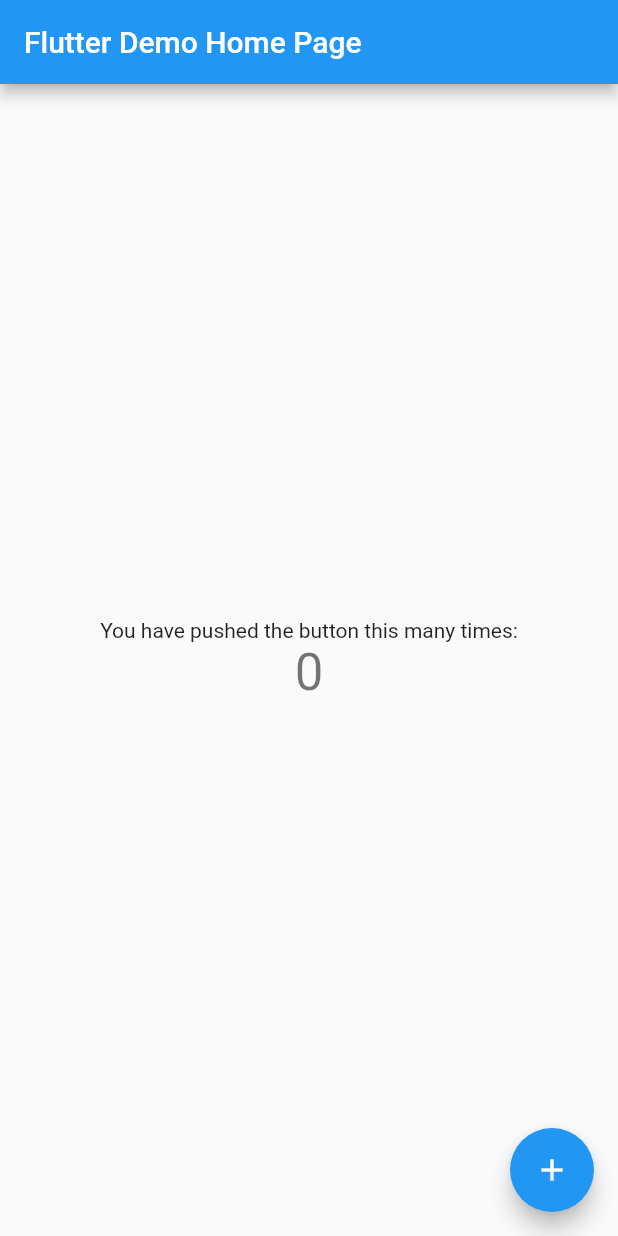
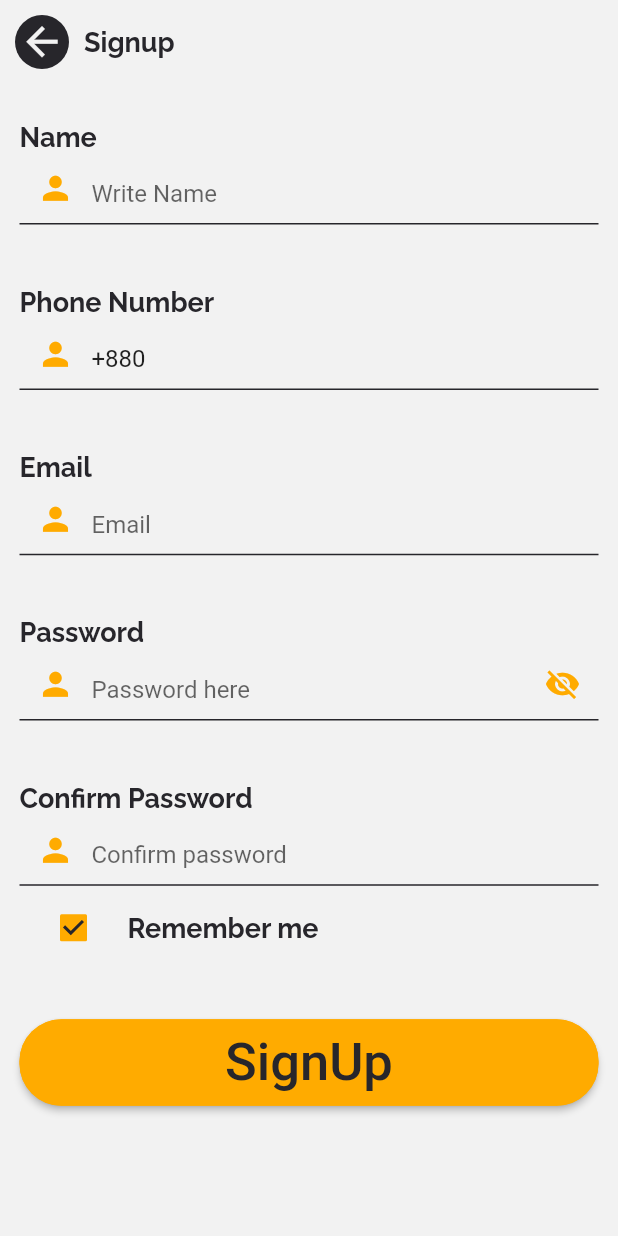
Before and after one commit to hridoycse197/druto_shop-new, a Flutter app: the screen it shows after launch, on a phone screen of 412 x 824 dp. Run offline on Flutter 3.47's test engine with Material 2 defaults, Android fonts, the light colour scheme and no system bars; our stand-ins replace get, google_fonts.

Commit message:
sign Up Page

```diff
--- a/lib/main.dart
+++ b/lib/main.dart
@@ -1,6 +1,10 @@
+import 'package:druto_shop/pages/auth_pages/signup.dart';
+import 'package:druto_shop/routes/allcontrollerbinding.dart';
 import 'package:flutter/material.dart';
+import 'package:get/get.dart';
 
 void main() {
+  AllControllerBinding().dependencies();
   runApp(const MyApp());
 }
 
@@ -10,106 +14,10 @@
   // This widget is the root of your application.
   @override
   Widget build(BuildContext context) {
-    return MaterialApp(
-      title: 'Flutter Demo',
-      theme: ThemeData(
-        // This is the theme of your application.
-        //
-        // Try running your application with "flutter run". You'll see the
-        // application has a blue toolbar. Then, without quitting the app, try
-        // changing the primarySwatch below to Colors.green and then invoke
-        // "hot reload" (press "r" in the console where you ran "flutter run",
-        // or simply save your changes to "hot reload" in a Flutter IDE).
-        // Notice that the counter didn't reset back to zero; the application
-        // is not restarted.
-        primarySwatch: Colors.blue,
-      ),
-      home: const MyHomePage(title: 'Flutter Demo Home Page'),
+    return GetMaterialApp(
+      initialBinding: AllControllerBinding(),
+      title: 'Druto App',
+      home: SignUp(),
     );
   }
 }
-
-class MyHomePage extends StatefulWidget {
-  const MyHomePage({Key? key, required this.title}) : super(key: key);
-
-  // This widget is the home page of your application. It is stateful, meaning
-  // that it has a State object (defined below) that contains fields that affect
-  // how it looks.
-
-  // This class is the configuration for the state. It holds the values (in this
-  // case the title) provided by the parent (in this case the App widget) and
-  // used by the build method of the State. Fields in a Widget subclass are
-  // always marked "final".
-
-  final String title;
-
-  @override
-  State<MyHomePage> createState() => _MyHomePageState();
-}
-
-class _MyHomePageState extends State<MyHomePage> {
-  int _counter = 0;
-
-  void _incrementCounter() {
-    setState(() {
-      // This call to setState tells the Flutter framework that something has
-      // changed in this State, which causes it to rerun the build method below
-      // so that the display can reflect the updated values. If we changed
-      // _counter without calling setState(), then the build method would not be
-      // called again, and so nothing would appear to happen.
-      _counter++;
-    });
-  }
-
-  @override
-  Widget build(BuildContext context) {
-    // This method is rerun every time setState is called, for instance as done
-    // by the _incrementCounter method above.
-    //
-    // The Flutter framework has been optimized to make rerunning build methods
-    // fast, so that you can just rebuild anything that needs updating rather
-    // than having to individually change instances of widgets.
-    return Scaffold(
-      appBar: AppBar(
-        // Here we take the value from the MyHomePage object that was created by
-        // the App.build method, and use it to set our appbar title.
-        title: Text(widget.title),
-      ),
-      body: Center(
-        // Center is a layout widget. It takes a single child and positions it
-        // in the middle of the parent.
-        child: Column(
-          // Column is also a layout widget. It takes a list of children and
-          // arranges them vertically. By default, it sizes itself to fit its
-          // children horizontally, and tries to be as tall as its parent.
-          //
-          // Invoke "debug painting" (press "p" in the console, choose the
-          // "Toggle Debug Paint" action from the Flutter Inspector in Android
-          // Studio, or the "Toggle Debug Paint" command in Visual Studio Code)
-          // to see the wireframe for each widget.
-          //
-          // Column has various properties to control how it sizes itself and
-          // how it positions its children. Here we use mainAxisAlignment to
-          // center the children vertically; the main axis here is the vertical
-          // axis because Columns are vertical (the cross axis would be
-          // horizontal).
-          mainAxisAlignment: MainAxisAlignment.center,
-          children: <Widget>[
-            const Text(
-              'You have pushed the button this many times:',
-            ),
-            Text(
-              '$_counter',
-              style: Theme.of(context).textTheme.headline4,
-            ),
-          ],
-        ),
-      ),
-      floatingActionButton: FloatingActionButton(
-        onPressed: _incrementCounter,
-        tooltip: 'Increment',
-        child: const Icon(Icons.add),
-      ), // This trailing comma makes auto-formatting nicer for build methods.
-    );
-  }
-}
--- /dev/null
+++ b/lib/pages/auth_pages/controller/sign_up_controller.dart
@@ -0,0 +1,96 @@
+import 'package:druto_shop/pages/homepage/homepage.dart';
+import 'package:flutter/material.dart';
+import 'package:get/get.dart';
+
+class SignUpController extends GetxController {
+  final GlobalKey<FormState> signupFormKey = GlobalKey<FormState>();
+
+  late TextEditingController nameController,
+      phonenumberController,
+      emailController,
+      passwordController,
+      confirmpasswordController;
+  var name = '';
+  var phonenumber = '';
+  var email = '';
+  var password = '';
+  var confirmpassword = '';
+  bool passvisibility = false;
+
+  @override
+  void onInit() {
+    super.onInit();
+
+    nameController = TextEditingController();
+    phonenumberController = TextEditingController(text: '+880');
+    emailController = TextEditingController();
+    passwordController = TextEditingController();
+    confirmpasswordController = TextEditingController();
+  }
+
+  @override
+  void onReady() {
+    // TODO: implement onReady
+    super.onReady();
+  }
+
+  @override
+  void onClose() {
+    // TODO: implement onClose
+    super.onClose();
+    nameController.dispose();
+    phonenumberController.dispose();
+    emailController.dispose();
+    passwordController.dispose();
+    confirmpasswordController.dispose();
+  }
+
+  String? validateName(String value) {
+    if (value.length <= 2) {
+      return "Provide valid name";
+    }
+  }
+
+  String? validatephonenumber(String value) {
+    if (!GetUtils.isPhoneNumber(value) || value.length <= 11.toInt()) {
+      return "Provide valid phone number";
+    }
+  }
+
+  String? validateEmail(String value) {
+    if (!GetUtils.isEmail(value)) {
+      return "Provide valid Email";
+    }
+  }
+
+  String? validatepassword(String value) {
+    bool passwordbool = RegExp(
+            r"^[a-zA-Z0-9.a-zA-Z0-9.!#$%&'*+-/=?^_`{|}~]+@[a-zA-Z0-9]+\.[a-zA-Z]+")
+        .hasMatch(value);
+    if (passwordbool || value.length < 8) {
+      return "Provide valid password";
+    } else if (value != confirmpassword) {
+      return "Password dosent match";
+    }
+  }
+
+  String? validaterepassword(String value) {
+    bool passwordbool = RegExp(
+            r"^[a-zA-Z0-9.a-zA-Z0-9.!#$%&'*+-/=?^_`{|}~]+@[a-zA-Z0-9]+\.[a-zA-Z]+")
+        .hasMatch(value);
+    if (passwordbool || value.length < 8) {
+      return "Provide valid password";
+    } else if (value != password) {
+      return "Password dosent match";
+    }
+  }
+
+  void checkSignup() {
+    final isValid = signupFormKey.currentState!.validate();
+    if (!isValid) {
+      Get.to(Homepage());
+    } else {
+      signupFormKey.currentState!.validate();
+    }
+  }
+}
--- /dev/null
+++ b/lib/pages/auth_pages/signup.dart
@@ -0,0 +1,128 @@
+import 'package:druto_shop/pages/auth_pages/controller/sign_up_controller.dart';
+import 'package:druto_shop/pages/auth_pages/widgets/emailformfield.dart';
+import 'package:druto_shop/pages/auth_pages/widgets/nameformfield.dart';
+import 'package:druto_shop/pages/auth_pages/widgets/password_widget.dart';
+import 'package:druto_shop/pages/auth_pages/widgets/phonenumber_widget.dart';
+import 'package:druto_shop/pages/auth_pages/widgets/repassword_widget.dart';
+import 'package:druto_shop/routes/allcontrollerbinding.dart';
+import 'package:druto_shop/widgets/custom_text_widget.dart';
+import 'package:flutter/material.dart';
+import 'package:get/get.dart';
+import 'package:google_fonts/google_fonts.dart';
+
+import '../../shared/color_utils.dart';
+import '../../widgets/customappbar.dart';
+import 'widgets/custom_text_form_field.dart';
+
+class SignUp extends GetView<SignUpController> {
+  SignUpController controller = Get.put(SignUpController());
+  static const route = '/signup';
+  SignUp({Key? key}) : super(key: key);
+
+  @override
+  Widget build(BuildContext context) {
+    double height = MediaQuery.of(context).size.height;
+    double width = MediaQuery.of(context).size.width;
+    return Scaffold(
+      backgroundColor: ColorUtil.backgroundcolor,
+      appBar: PreferredSize(
+        preferredSize: Size.fromHeight(kToolbarHeight),
+        child: CustomAppbarWidget(title: 'Signup'),
+      ),
+      body: SafeArea(
+        child: Padding(
+          padding: EdgeInsets.symmetric(horizontal: 13),
+          child: SingleChildScrollView(
+            child: Form(
+              autovalidateMode: AutovalidateMode.always,
+              key: controller.signupFormKey,
+              child: Column(
+                children: [
+                  // Name Field
+                  SizedBox(
+                    height: height * 0.03,
+                  ),
+
+                  customtextwidget(title: 'Name'),
+
+                  NameTextFormFieldWidget(),
+
+                  // PhoneNumber Field
+                  SizedBox(
+                    height: height * 0.05,
+                  ),
+                  customtextwidget(title: 'Phone Number'),
+                  PhoneNumberTextFormFieldWidget(controller: controller),
+
+                  // Email Field
+                  SizedBox(
+                    height: height * 0.05,
+                  ),
+                  customtextwidget(title: 'Email'),
+                  EmailTextFormFieldWidget(controller: controller),
+                  // password
+                  SizedBox(
+                    height: height * 0.05,
+                  ),
+                  customtextwidget(title: 'Password'),
+                  PasswordWidget(controller: controller),
+                  // confirm password
+                  SizedBox(
+                    height: height * 0.05,
+                  ),
+                  customtextwidget(title: 'Confirm Password'),
+                  RePasswordWidget(controller: controller),
+                  // remember me text
+                  Container(
+                    width: double.infinity,
+                    alignment: Alignment.center,
+                    child: CheckboxListTile(
+                      value: true,
+                      onChanged: (newvalue) {},
+                      title: customtextwidget(title: 'Remember me'),
+                      activeColor: ColorUtil.maincolor,
+                      checkColor: ColorUtil.black,
+                      controlAffinity: ListTileControlAffinity.leading,
+                    ),
+                  ),
+                  //sign up button
+                  SizedBox(
+                    height: height * 0.02,
+                  ),
+
+                  SizedBox(
+                    height: height * 0.02,
+                  ),
+                  SizedBox(
+                    width: double.infinity,
+                    height: height * 0.07,
+                    child: ElevatedButton(
+                      style: ButtonStyle(
+                        shape:
+                            MaterialStateProperty.all<RoundedRectangleBorder>(
+                          RoundedRectangleBorder(
+                            borderRadius: BorderRadius.circular(28.0),
+                            side: BorderSide(color: ColorUtil.maincolor),
+                          ),
+                        ),
+                        backgroundColor:
+                            MaterialStateProperty.all(ColorUtil.maincolor),
+                      ),
+                      onPressed: () {
+                        controller.checkSignup();
+                      },
+                      child: const Text(
+                        'SignUp',
+                        style: TextStyle(fontSize: 35, color: ColorUtil.black),
+                      ),
+                    ),
+                  )
+                ],
+              ),
+            ),
+          ),
+        ),
+      ),
+    );
+  }
+}
--- /dev/null
+++ b/lib/pages/auth_pages/widgets/emailformfield.dart
@@ -0,0 +1,45 @@
+import 'package:flutter/material.dart';
+
+import '../../../shared/color_utils.dart';
+import '../controller/sign_up_controller.dart';
+
+class EmailTextFormFieldWidget extends StatelessWidget {
+  const EmailTextFormFieldWidget({
+    Key? key,
+    required this.controller,
+  }) : super(key: key);
+
+  final SignUpController controller;
+
+  @override
+  Widget build(BuildContext context) {
+    return TextFormField(
+      validator: (value) {
+        controller.validateEmail(value!);
+      },
+      onSaved: (value) {
+        controller.email = value!;
+      },
+      keyboardType: TextInputType.number,
+      controller: controller.emailController,
+      decoration: const InputDecoration(
+        enabledBorder: UnderlineInputBorder(
+          borderSide: BorderSide(color: ColorUtil.black),
+        ),
+        focusedBorder: UnderlineInputBorder(
+          borderSide: BorderSide(color: ColorUtil.maincolor),
+        ),
+        contentPadding: EdgeInsets.only(top: 18),
+        hintText: 'Email',
+        prefixIcon: Icon(
+          Icons.person,
+          size: 25,
+          color: ColorUtil.maincolor,
+        ),
+        border: UnderlineInputBorder(
+          borderSide: BorderSide(color: ColorUtil.black, width: 4),
+        ),
+      ),
+    );
+  }
+}
--- /dev/null
+++ b/lib/pages/auth_pages/widgets/nameformfield.dart
@@ -0,0 +1,46 @@
+import 'package:flutter/material.dart';
+import 'package:get/state_manager.dart';
+
+import '../../../shared/color_utils.dart';
+import '../controller/sign_up_controller.dart';
+
+class NameTextFormFieldWidget extends GetView<SignUpController> {
+  const NameTextFormFieldWidget({
+    Key? key,
+  }) : super(key: key);
+
+  @override
+  Widget build(BuildContext context) {
+    return TextFormField(
+      validator: (value) {
+        controller.validateName(value!);
+      },
+      onSaved: (value) {
+        controller.name = value!;
+      },
+      keyboardType: TextInputType.number,
+      controller: controller.nameController,
+      decoration: const InputDecoration(
+        enabledBorder: UnderlineInputBorder(
+          borderSide: BorderSide(color: ColorUtil.black),
+        ),
+        focusedBorder: UnderlineInputBorder(
+          borderSide: BorderSide(color: ColorUtil.maincolor),
+        ),
+        errorBorder: UnderlineInputBorder(
+          borderSide: BorderSide(color: Colors.red),
+        ),
+        contentPadding: EdgeInsets.only(top: 18),
+        hintText: 'Write Name',
+        prefixIcon: Icon(
+          Icons.person,
+          size: 25,
+          color: ColorUtil.maincolor,
+        ),
+        border: UnderlineInputBorder(
+          borderSide: BorderSide(color: ColorUtil.black, width: 4),
+        ),
+      ),
+    );
+  }
+}
--- /dev/null
+++ b/lib/pages/auth_pages/widgets/password_widget.dart
@@ -0,0 +1,55 @@
+import 'package:flutter/material.dart';
+
+import '../../../shared/color_utils.dart';
+import '../controller/sign_up_controller.dart';
+
+class PasswordWidget extends StatelessWidget {
+  const PasswordWidget({
+    Key? key,
+    required this.controller,
+  }) : super(key: key);
+
+  final SignUpController controller;
+
+  @override
+  Widget build(BuildContext context) {
+    return TextFormField(
+      obscureText: controller.passvisibility ? false : true,
+      validator: (value) {
+        controller.validatepassword(value!);
+      },
+      onSaved: (value) {
+        controller.password = value!;
+      },
+      keyboardType: TextInputType.number,
+      controller: controller.passwordController,
+      decoration: InputDecoration(
+        suffixIcon: GestureDetector(
+          onTap: (() {
+            controller.passvisibility = !controller.passvisibility;
+          }),
+          child: Icon(
+            controller.passvisibility ? Icons.visibility : Icons.visibility_off,
+            color: ColorUtil.maincolor,
+          ),
+        ),
+        enabledBorder: UnderlineInputBorder(
+          borderSide: BorderSide(color: ColorUtil.black),
+        ),
+        focusedBorder: UnderlineInputBorder(
+          borderSide: BorderSide(color: ColorUtil.maincolor),
+        ),
+        contentPadding: EdgeInsets.only(top: 18),
+        hintText: 'Password here',
+        prefixIcon: Icon(
+          Icons.person,
+          size: 25,
+          color: ColorUtil.maincolor,
+        ),
+        border: UnderlineInputBorder(
+          borderSide: BorderSide(color: ColorUtil.black, width: 4),
+        ),
+      ),
+    );
+  }
+}
--- /dev/null
+++ b/lib/pages/auth_pages/widgets/phonenumber_widget.dart
@@ -0,0 +1,45 @@
+import 'package:flutter/material.dart';
+
+import '../../../shared/color_utils.dart';
+import '../controller/sign_up_controller.dart';
+
+class PhoneNumberTextFormFieldWidget extends StatelessWidget {
+  const PhoneNumberTextFormFieldWidget({
+    Key? key,
+    required this.controller,
+  }) : super(key: key);
+
+  final SignUpController controller;
+
+  @override
+  Widget build(BuildContext context) {
+    return TextFormField(
+      validator: (value) {
+        controller.validatephonenumber(value!);
+      },
+      onSaved: (value) {
+        controller.phonenumber = value!;
+      },
+      keyboardType: TextInputType.number,
+      controller: controller.phonenumberController,
+      decoration: InputDecoration(
+        enabledBorder: UnderlineInputBorder(
+          borderSide: BorderSide(color: ColorUtil.black),
+        ),
+        focusedBorder: UnderlineInputBorder(
+          borderSide: BorderSide(color: ColorUtil.maincolor),
+        ),
+        contentPadding: EdgeInsets.only(top: 18),
+        hintText: 'Phone Number',
+        prefixIcon: Icon(
+          Icons.person,
+          size: 25,
+          color: ColorUtil.maincolor,
+        ),
+        border: UnderlineInputBorder(
+          borderSide: BorderSide(color: ColorUtil.black, width: 4),
+        ),
+      ),
+    );
+  }
+}
--- /dev/null
+++ b/lib/pages/auth_pages/widgets/repassword_widget.dart
@@ -0,0 +1,45 @@
+import 'package:flutter/material.dart';
+
+import '../../../shared/color_utils.dart';
+import '../controller/sign_up_controller.dart';
+
+class RePasswordWidget extends StatelessWidget {
+  const RePasswordWidget({
+    Key? key,
+    required this.controller,
+  }) : super(key: key);
+
+  final SignUpController controller;
+
+  @override
+  Widget build(BuildContext context) {
+    return TextFormField(
+      validator: (value) {
+        controller.validaterepassword(value!);
+      },
+      onSaved: (value) {
+        controller.confirmpassword = value!;
+      },
+      keyboardType: TextInputType.number,
+      controller: controller.confirmpasswordController,
+      decoration: const InputDecoration(
+        enabledBorder: UnderlineInputBorder(
+          borderSide: BorderSide(color: ColorUtil.black),
+        ),
+        focusedBorder: UnderlineInputBorder(
+          borderSide: BorderSide(color: ColorUtil.maincolor),
+        ),
+        contentPadding: EdgeInsets.only(top: 18),
+        hintText: 'Confirm password',
+        prefixIcon: Icon(
+          Icons.person,
+          size: 25,
+          color: ColorUtil.maincolor,
+        ),
+        border: UnderlineInputBorder(
+          borderSide: BorderSide(color: ColorUtil.black, width: 4),
+        ),
+      ),
+    );
+  }
+}
--- /dev/null
+++ b/lib/pages/homepage/homepage.dart
@@ -0,0 +1,10 @@
+import 'package:flutter/material.dart';
+
+class Homepage extends StatelessWidget {
+  const Homepage({Key? key}) : super(key: key);
+
+  @override
+  Widget build(BuildContext context) {
+    return Scaffold();
+  }
+}
--- /dev/null
+++ b/lib/routes/allcontrollerbinding.dart
@@ -0,0 +1,9 @@
+import 'package:druto_shop/pages/auth_pages/controller/sign_up_controller.dart';
+import 'package:get/instance_manager.dart';
+
+class AllControllerBinding implements Bindings {
+  @override
+  void dependencies() {
+    Get.lazyPut<SignUpController>(() => SignUpController());
+  }
+}
--- /dev/null
+++ b/lib/shared/color_utils.dart
@@ -0,0 +1,7 @@
+import 'package:flutter/material.dart';
+
+class ColorUtil {
+  static const black = Color(0xff27262B);
+  static const backgroundcolor = Color(0xffF2F2F2);
+  static const maincolor = Color(0xffFFAB00);
+}
--- /dev/null
+++ b/lib/widgets/custom_text_widget.dart
@@ -0,0 +1,24 @@
+import 'package:flutter/material.dart';
+import 'package:google_fonts/google_fonts.dart';
+
+import '../shared/color_utils.dart';
+
+class customtextwidget extends StatelessWidget {
+  customtextwidget({Key? key, required this.title, double fontsize = 25})
+      : super(key: key);
+
+  final String title;
+
+  @override
+  Widget build(BuildContext context) {
+    return Container(
+      alignment: Alignment.topLeft,
+      width: double.infinity,
+      child: Text(
+        title,
+        style: GoogleFonts.raleway(
+            fontSize: 18, color: ColorUtil.black, fontWeight: FontWeight.bold),
+      ),
+    );
+  }
+}
--- /dev/null
+++ b/lib/widgets/customappbar.dart
@@ -0,0 +1,31 @@
+import 'package:flutter/material.dart';
+import 'package:google_fonts/google_fonts.dart';
+
+import 'custom_text_widget.dart';
+import '../shared/color_utils.dart';
+
+class CustomAppbarWidget extends StatelessWidget {
+  String title;
+  CustomAppbarWidget({Key? key, required this.title}) : super(key: key);
+
+  @override
+  Widget build(BuildContext context) {
+    return AppBar(
+      elevation: 0,
+      titleSpacing: 0,
+      backgroundColor: ColorUtil.backgroundcolor,
+      title: customtextwidget(title: title),
+      leading: Container(
+        margin: EdgeInsets.all(10),
+        decoration: BoxDecoration(
+            color: ColorUtil.black,
+            borderRadius: BorderRadius.all(Radius.circular(22))),
+        child: Icon(
+          Icons.arrow_back,
+          size: 31,
+          color: ColorUtil.backgroundcolor,
+        ),
+      ),
+    );
+  }
+}
--- a/pubspec.yaml
+++ b/pubspec.yaml
@@ -36,6 +36,7 @@
   cupertino_icons: ^1.0.2
   get: ^4.6.1
   get_storage: ^2.0.3
+  google_fonts: ^2.3.1
 
 dev_dependencies:
   flutter_test:
```
Also changed, not shown: lib/pages/auth_pages/widgets/custom_text_form_field.dart (added, +49 -0 lines), lib/app/data/services/services.dart (deleted), pubspec.lock.
